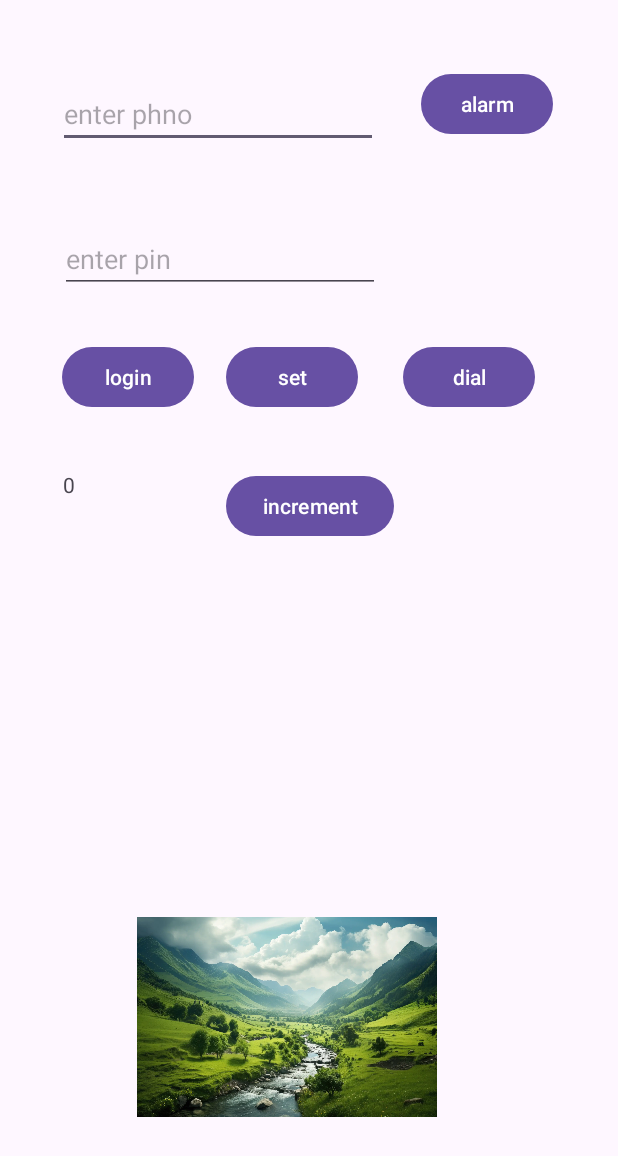
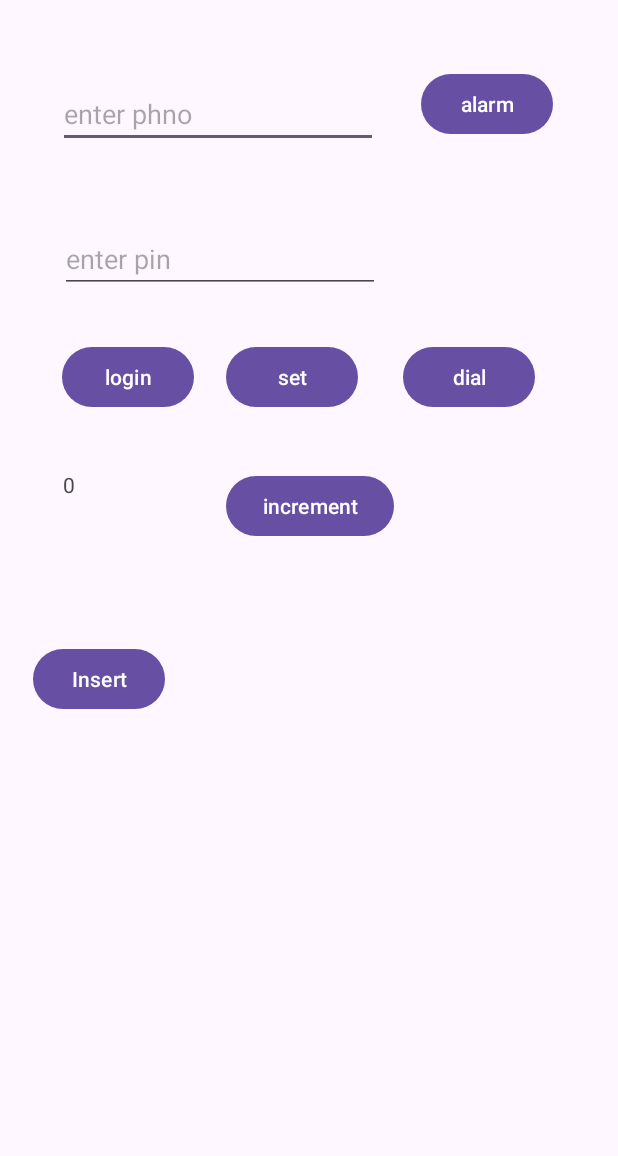
Before and after one commit to abdultanveer/boschandroidexs, an Android app: the screen it shows after launch (MainActivity), on a phone screen of 412 x 824 dp. Shown: the top 1156 px of the screen. Run offline under Robolectric (Android 15) with nearby library versions, the phone set to English and light mode, and no system bars; our stand-ins replace Room's generated code.

```diff
--- a/app/build.gradle.kts
+++ b/app/build.gradle.kts
@@ -1,6 +1,8 @@
 plugins {
     alias(libs.plugins.android.application)
     alias(libs.plugins.jetbrains.kotlin.android)
+    alias(libs.plugins.ksp.android)
+
 }
 
 android {
@@ -47,6 +49,9 @@ dependencies {
     implementation(libs.androidx.activity)
     implementation(libs.androidx.constraintlayout)
     implementation(libs.androidx.room.common)
+    implementation(libs.androidx.room.ktx)
+    ksp(libs.androidx.room.compiler)
+
     testImplementation(libs.junit)
     androidTestImplementation(libs.androidx.junit)
     androidTestImplementation(libs.androidx.espresso.core)
--- a/app/src/main/java/com/example/bosch/MainActivity.kt
+++ b/app/src/main/java/com/example/bosch/MainActivity.kt
@@ -16,20 +16,23 @@ import androidx.core.view.ViewCompat
 import androidx.core.view.WindowInsetsCompat
 import androidx.lifecycle.Observer
 import androidx.lifecycle.ViewModelProvider
+import com.example.bosch.database.Item
+import com.example.bosch.database.ItemDao
+import com.example.bosch.database.ItemRoomDatabase
 import com.example.bosch.database.Student
 import com.example.bosch.databinding.ActivityMainBinding
 import com.google.android.material.snackbar.Snackbar
+import kotlinx.coroutines.GlobalScope
+import kotlinx.coroutines.launch
 
 class MainActivity : AppCompatActivity() {
     private lateinit var binding: ActivityMainBinding
     lateinit var viewModel:MainViewModel
+    lateinit var dao: ItemDao
 
     var TAG = MainActivity::class.java.simpleName
-    //"MainActivity"
-   /* lateinit var setButton: Button   //declaration
-    lateinit var mainTextView: TextView
-    lateinit var phoneET:EditText // var numberOfBooks: Int = null
-*/
+
+
     override fun onCreate(savedInstanceState: Bundle?) {
         super.onCreate(savedInstanceState)
         Log.i(TAG,"im in oncreate")
@@ -38,11 +41,9 @@ class MainActivity : AppCompatActivity() {
 
        setContentView(view)
         viewModel = ViewModelProvider(this)[MainViewModel::class.java]
+        var database = ItemRoomDatabase.getDatabase(this)
+        dao = database.itemDao()
 
-        // setContentView(R.layout.activity_main)   //inflation - xml
-        /*setButton = findViewById(R.id.btnSet)  //taking handle
-        mainTextView = findViewById(R.id.tvMain)
-        phoneET = findViewById(R.id.etPhone)*/
         binding.btnSet.setOnClickListener {
             var phnno = binding.etPhone.text.toString()
 
@@ -107,6 +108,9 @@ class MainActivity : AppCompatActivity() {
         super.onStart()
         Log.e(TAG,"im in onStart--getting data/location")
 
+        binding.btnInsert.setOnClickListener {
+            insertDataDb()
+        }
         //subscribe to seconds or observe seconds
         viewModel._seconds.observe(this, secsObserverphno); //me giving my phno to the postman
 
@@ -123,6 +127,14 @@ class MainActivity : AppCompatActivity() {
         super.onResume()
         Log.d(TAG,"im in onResume--restore state")
 
+    }
+
+    private fun insertDataDb() {
+
+        GlobalScope.launch {
+            var groceryItem:Item = Item(11,"fruits",11.11,22)
+            dao.insert(groceryItem)
+        }
     }
 
     override fun onPause() {
--- /dev/null
+++ b/app/src/main/java/com/example/bosch/database/ItemRoomDatabase.kt
@@ -0,0 +1,31 @@
+package com.example.bosch.database
+
+import android.content.Context
+import androidx.room.Database
+import androidx.room.Room
+import androidx.room.RoomDatabase
+
+@Database(entities = [Item::class], version = 1, exportSchema = false)
+abstract class ItemRoomDatabase:RoomDatabase() {
+
+    abstract fun itemDao(): ItemDao
+
+    //companion = static
+    companion object{
+        private var INSTANCE: ItemRoomDatabase? = null
+
+        fun getDatabase(context : Context):ItemRoomDatabase {
+
+            return INSTANCE ?: synchronized(this) {
+                val instance = Room.databaseBuilder(context.applicationContext,
+                    ItemRoomDatabase::class.java,
+                    "item_database")
+                    .fallbackToDestructiveMigration()
+                    .build()
+                INSTANCE = instance
+                return instance
+            }
+        }
+        }
+
+        }
--- a/app/src/main/res/layout/activity_main.xml
+++ b/app/src/main/res/layout/activity_main.xml
@@ -83,16 +83,6 @@
         app:layout_constraintStart_toEndOf="@+id/etPhone"
         app:layout_constraintTop_toTopOf="parent" />
 
-    <ImageView
-        android:id="@+id/imageView"
-        android:layout_width="200dp"
-        android:layout_height="200dp"
-        android:layout_marginStart="91dp"
-        android:layout_marginBottom="46dp"
-        app:layout_constraintBottom_toBottomOf="parent"
-        app:layout_constraintStart_toStartOf="parent"
-        app:srcCompat="@drawable/scenary" />
-
     <Button
         android:id="@+id/btnInc"
         android:layout_width="wrap_content"
@@ -101,4 +91,14 @@
         android:text="increment"
         app:layout_constraintStart_toStartOf="@+id/btnSet"
         app:layout_constraintTop_toBottomOf="@+id/btnSet" />
+
+    <Button
+        android:id="@+id/btnInsert"
+        android:layout_width="wrap_content"
+        android:layout_height="wrap_content"
+        android:layout_marginStart="22dp"
+        android:layout_marginTop="67dp"
+        android:text="Insert"
+        app:layout_constraintStart_toStartOf="parent"
+        app:layout_constraintTop_toBottomOf="@+id/btnInc" />
 </androidx.constraintlayout.widget.ConstraintLayout>
--- a/build.gradle.kts
+++ b/build.gradle.kts
@@ -2,4 +2,6 @@
 plugins {
     alias(libs.plugins.android.application) apply false
     alias(libs.plugins.jetbrains.kotlin.android) apply false
+    alias(libs.plugins.ksp.android) apply false
+
 }
--- a/gradle/libs.versions.toml
+++ b/gradle/libs.versions.toml
@@ -10,6 +10,11 @@ material = "1.12.0"
 activity = "1.9.3"
 constraintlayout = "2.2.0"
 roomCommon = "2.6.1"
+roomKtx = "2.6.1"
+ksp = "1.9.20-1.0.14"
+roomCompiler = "2.6.1"
+
+
 
 [libraries]
 androidx-core-ktx = { group = "androidx.core", name = "core-ktx", version.ref = "coreKtx" }
@@ -21,7 +26,10 @@ material = { group = "com.google.android.material", name = "material", version.r
 androidx-activity = { group = "androidx.activity", name = "activity", version.ref = "activity" }
 androidx-constraintlayout = { group = "androidx.constraintlayout", name = "constraintlayout", version.ref = "constraintlayout" }
 androidx-room-common = { group = "androidx.room", name = "room-common", version.ref = "roomCommon" }
+androidx-room-ktx = { group = "androidx.room", name = "room-ktx", version.ref = "roomKtx" }
+androidx-room-compiler = { group = "androidx.room", name = "room-compiler", version.ref = "roomCompiler" }
 
 [plugins]
 android-application = { id = "com.android.application", version.ref = "agp" }
 jetbrains-kotlin-android = { id = "org.jetbrains.kotlin.android", version.ref = "kotlin" }
+ksp-android = { id = "com.google.devtools.ksp", version.ref = "ksp" }
```
Also changed, not shown: app/src/main/res/drawable/scenary.webp (deleted).
